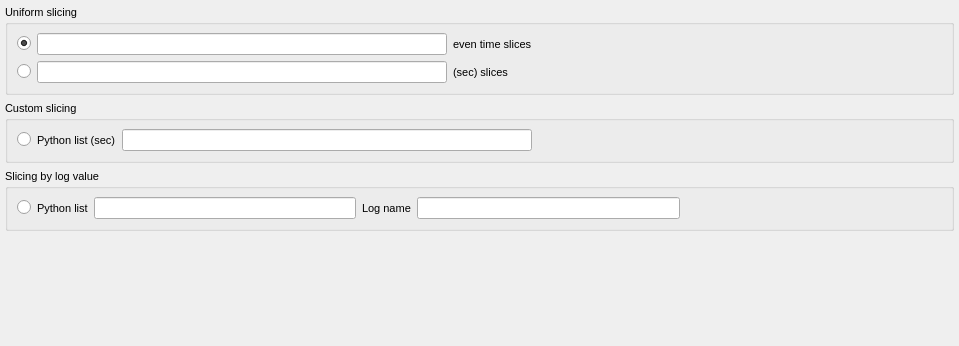
The window that qt/scientific_interfaces/ISISReflectometry/ReflEventWidget.ui (mantidproject/mantid) describes before a commit, drawn with Qt 5.
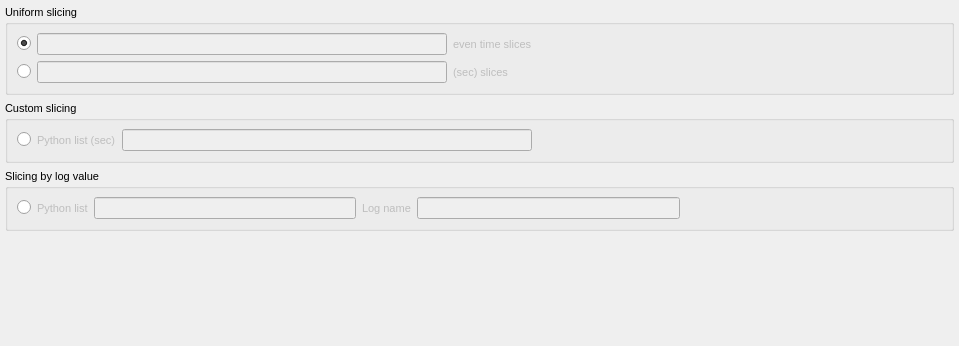
The same window after the commit.

Commit message: Re #21691: Tidied up event tab + fixed enabledness bug.

Diff of the .ui file:
```diff
--- a/qt/scientific_interfaces/ISISReflectometry/ReflEventWidget.ui
+++ b/qt/scientific_interfaces/ISISReflectometry/ReflEventWidget.ui
@@ -53,6 +53,9 @@
         </item>
         <item row="0" column="1">
          <widget class="QLineEdit" name="uniformEvenEdit">
+          <property name="enabled">
+           <bool>false</bool>
+          </property>
           <property name="toolTip">
            <string>The number of evenly sized slices to split the event data into</string>
           </property>
@@ -60,6 +63,9 @@
         </item>
         <item row="0" column="2">
          <widget class="QLabel" name="uniformEvenLabel">
+          <property name="enabled">
+           <bool>false</bool>
+          </property>
           <property name="text">
            <string>even time slices</string>
           </property>
@@ -87,6 +93,9 @@
         </item>
         <item row="1" column="1">
          <widget class="QLineEdit" name="uniformEdit">
+          <property name="enabled">
+           <bool>false</bool>
+          </property>
           <property name="toolTip">
            <string>The length of time in seconds each slice should cover</string>
           </property>
@@ -94,6 +103,9 @@
         </item>
         <item row="1" column="2">
          <widget class="QLabel" name="uniformLabel">
+          <property name="enabled">
+           <bool>false</bool>
+          </property>
           <property name="text">
            <string>(sec) slices</string>
           </property>
@@ -132,6 +144,9 @@
       </item>
       <item>
        <widget class="QLabel" name="customLabel">
+        <property name="enabled">
+         <bool>false</bool>
+        </property>
         <property name="text">
          <string>Python list (sec)</string>
         </property>
@@ -139,6 +154,9 @@
       </item>
       <item>
        <widget class="QLineEdit" name="customEdit">
+        <property name="enabled">
+         <bool>false</bool>
+        </property>
         <property name="toolTip">
          <string>A comma separated list of values indicating the times (in seconds) at which to slice the data</string>
         </property>
@@ -175,6 +193,9 @@
       </item>
       <item>
        <widget class="QLabel" name="logValueLabel">
+        <property name="enabled">
+         <bool>false</bool>
+        </property>
         <property name="text">
          <string>Python list</string>
         </property>
@@ -182,6 +203,9 @@
       </item>
       <item>
        <widget class="QLineEdit" name="logValueEdit">
+        <property name="enabled">
+         <bool>false</bool>
+        </property>
         <property name="toolTip">
          <string>A comma separated list of values indicating the log values at which to slice the data</string>
         </property>
@@ -189,6 +213,9 @@
       </item>
       <item>
        <widget class="QLabel" name="logValueTypeLabel">
+        <property name="enabled">
+         <bool>false</bool>
+        </property>
         <property name="text">
          <string>Log name</string>
         </property>
@@ -196,6 +223,9 @@
       </item>
       <item>
        <widget class="QLineEdit" name="logValueTypeEdit">
+        <property name="enabled">
+         <bool>false</bool>
+        </property>
         <property name="toolTip">
          <string>The name of the log value to slice on</string>
         </property>
```
The commit also changes 6 other files.
